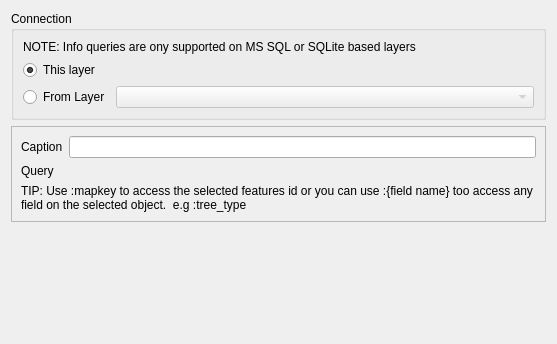
Qt form src/configmanager/ui/nodewidgets/ui_infonode.ui (roam-qgis/Roam) before a commit.
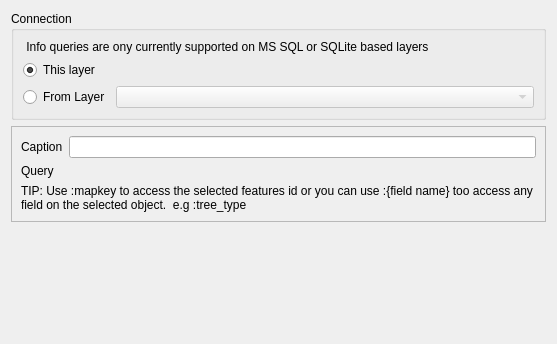
The same form after that commit. Custom widgets are drawn as their Qt base class.

Commit message: Don't crash on no layer

Diff of the .ui file:
```diff
--- a/src/configmanager/ui/nodewidgets/ui_infonode.ui
+++ b/src/configmanager/ui/nodewidgets/ui_infonode.ui
@@ -42,7 +42,7 @@
       <item>
        <widget class="QLabel" name="message_label">
         <property name="text">
-         <string>NOTE: Info queries are ony supported on MS SQL or SQLite based layers</string>
+         <string> Info queries are ony currently supported on MS SQL or SQLite based layers</string>
         </property>
         <property name="wordWrap">
          <bool>true</bool>
```
The commit also changes 1 other file.
